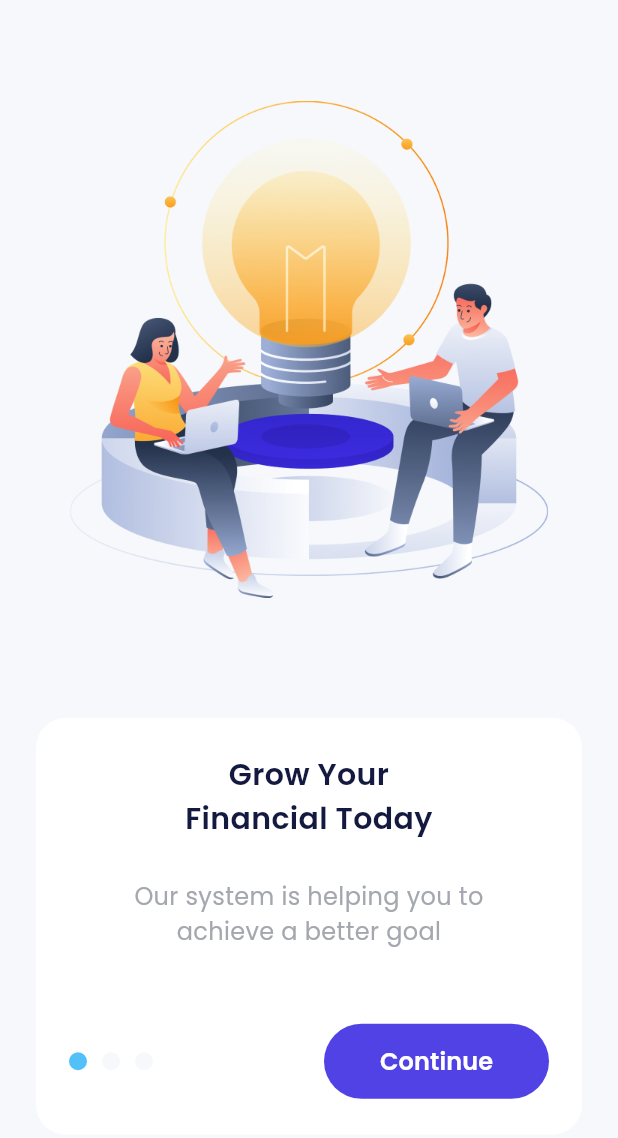
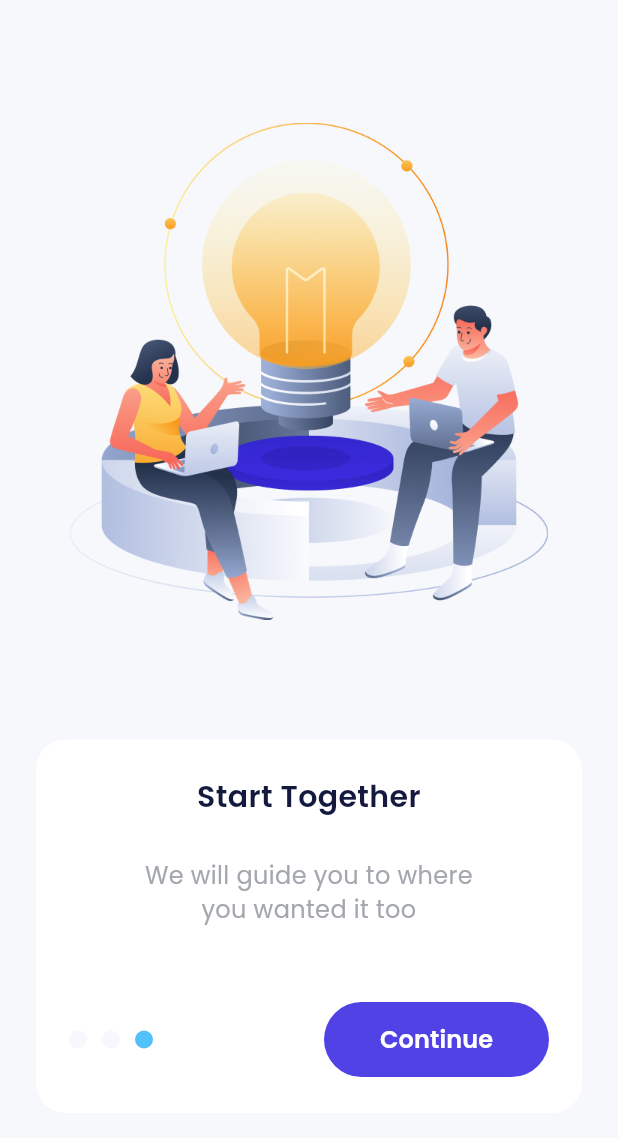
Before and after one commit to annuhilwan/bank_flutter, a Flutter app: the screen it shows after launch, swiped to page 3, on a phone screen of 412 x 824 dp. Shown: the top 1138 px of the screen. Run offline on Flutter 3.47's test engine with Material 3 defaults, Android fonts, the phone set to English and light mode, and no system bars; drawn by our look-alikes of carousel_slider; our stand-ins replace google_fonts.

Commit message:
onboarding ok

```diff
--- a/lib/ui/pages/onboarding_page.dart
+++ b/lib/ui/pages/onboarding_page.dart
@@ -13,6 +13,18 @@ class _OnboardingPageState extends State<OnboardingPage> {
 
   int currentIndex = 0;
   CarouselController carouselController = CarouselController();
+
+  List<String> titles = [
+    'Grow Your\nFinancial Today',
+    'Build From\nZero to Freedom',
+    'Start Together'
+  ];
+
+  List<String> subtitles = [
+    'Our system is helping you to\nachieve a better goal',
+    'We provide tips for you so that\nyou can adapt easier',
+    'We will guide you to where\nyou wanted it too'
+  ];
 
   @override
   Widget build(BuildContext context) {
@@ -63,7 +75,7 @@ class _OnboardingPageState extends State<OnboardingPage> {
               ),
               child: Column(children: [
                 Text(
-                  'Grow Your\nFinancial Today',
+                  titles[currentIndex],
                   style: blackTextStyle.copyWith(
                     fontSize: 20,
                     fontWeight: semibold,
@@ -73,7 +85,7 @@ class _OnboardingPageState extends State<OnboardingPage> {
                 const SizedBox(
                   height: 26,
                 ),Text(
-                  'Our system is helping you to\nachieve a better goal',
+                  subtitles[currentIndex],
                   style: greyTextStyle.copyWith(
                     fontSize: 16,
                   ),
@@ -92,7 +104,9 @@ class _OnboardingPageState extends State<OnboardingPage> {
                       ),
                       decoration: BoxDecoration(
                         shape: BoxShape.circle,
-                        color: blueColor,
+                        color: currentIndex == 0
+                        ? blueColor
+                        : lightBackgroundColor,
                       ),
                     ),
                      Container(
@@ -103,7 +117,9 @@ class _OnboardingPageState extends State<OnboardingPage> {
                       ),
                       decoration: BoxDecoration(
                         shape: BoxShape.circle,
-                        color: lightBackgroundColor,
+                        color: currentIndex == 1
+                        ? blueColor
+                        : lightBackgroundColor,
                       ),
                     ),
                       Container(
@@ -114,7 +130,9 @@ class _OnboardingPageState extends State<OnboardingPage> {
                       ),
                       decoration: BoxDecoration(
                         shape: BoxShape.circle,
-                        color: lightBackgroundColor,
+                        color: currentIndex == 2
+                        ? blueColor
+                        : lightBackgroundColor,
                       ),
                     ),
                     const Spacer(),
```
